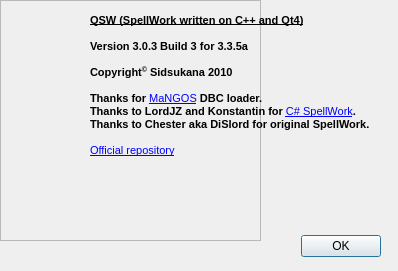
Qt form QSW/AboutFormUI.ui (sidsukana/QSpellWork) before a commit.
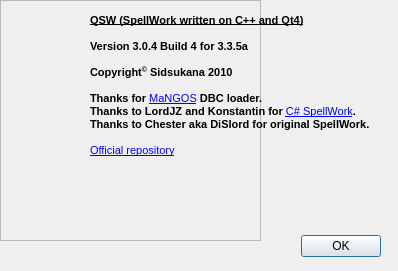
The same form after that commit. Icons and pictures are not drawn.

```diff
--- a/QSW/AboutFormUI.ui
+++ b/QSW/AboutFormUI.ui
@@ -83,7 +83,7 @@
 &lt;/style&gt;&lt;/head&gt;&lt;body style=&quot; font-family:'MS Shell Dlg 2'; font-size:8.25pt; font-weight:400; font-style:normal;&quot;&gt;
 &lt;p style=&quot; margin-top:0px; margin-bottom:0px; margin-left:0px; margin-right:0px; -qt-block-indent:0; text-indent:0px;&quot;&gt;&lt;span style=&quot; font-size:8pt; font-weight:600; text-decoration: underline;&quot;&gt;QSW (SpellWork written on C++ and Qt4)&lt;/span&gt;&lt;span style=&quot; font-size:8pt;&quot;&gt; &lt;/span&gt;&lt;/p&gt;
 &lt;p style=&quot;-qt-paragraph-type:empty; margin-top:0px; margin-bottom:0px; margin-left:0px; margin-right:0px; -qt-block-indent:0; text-indent:0px; font-size:8pt; font-weight:600;&quot;&gt;&lt;/p&gt;
-&lt;p style=&quot; margin-top:0px; margin-bottom:0px; margin-left:0px; margin-right:0px; -qt-block-indent:0; text-indent:0px;&quot;&gt;&lt;span style=&quot; font-size:8pt; font-weight:600;&quot;&gt;Version 3.0.3 Build 3 for 3.3.5a&lt;/span&gt;&lt;/p&gt;
+&lt;p style=&quot; margin-top:0px; margin-bottom:0px; margin-left:0px; margin-right:0px; -qt-block-indent:0; text-indent:0px;&quot;&gt;&lt;span style=&quot; font-size:8pt; font-weight:600;&quot;&gt;Version 3.0.4 Build 4 for 3.3.5a&lt;/span&gt;&lt;/p&gt;
 &lt;p style=&quot;-qt-paragraph-type:empty; margin-top:0px; margin-bottom:0px; margin-left:0px; margin-right:0px; -qt-block-indent:0; text-indent:0px; font-size:8pt; font-weight:600;&quot;&gt;&lt;/p&gt;
 &lt;p style=&quot; margin-top:0px; margin-bottom:0px; margin-left:0px; margin-right:0px; -qt-block-indent:0; text-indent:0px;&quot;&gt;&lt;span style=&quot; font-size:8pt; font-weight:600;&quot;&gt;Copyright&lt;/span&gt;&lt;span style=&quot; font-size:8pt; font-weight:600; vertical-align:super;&quot;&gt;©&lt;/span&gt;&lt;span style=&quot; font-size:8pt; font-weight:600;&quot;&gt; Sidsukana 2010&lt;/span&gt;&lt;/p&gt;
 &lt;p style=&quot;-qt-paragraph-type:empty; margin-top:0px; margin-bottom:0px; margin-left:0px; margin-right:0px; -qt-block-indent:0; text-indent:0px; font-size:8pt; font-weight:600;&quot;&gt;&lt;/p&gt;
```
